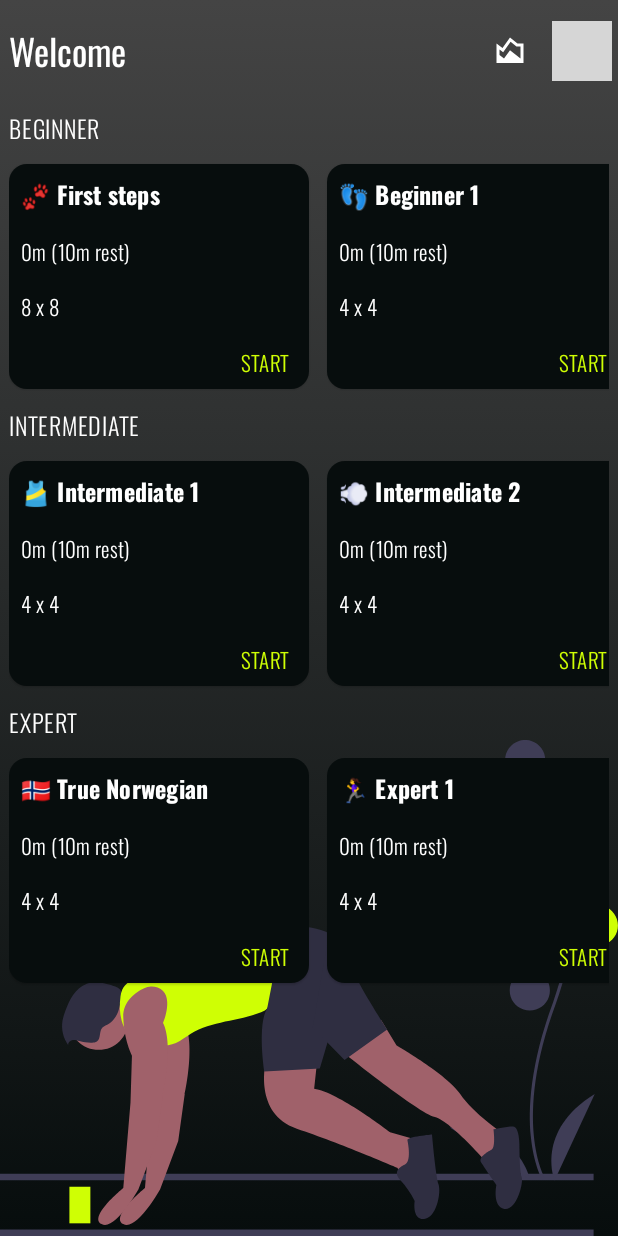
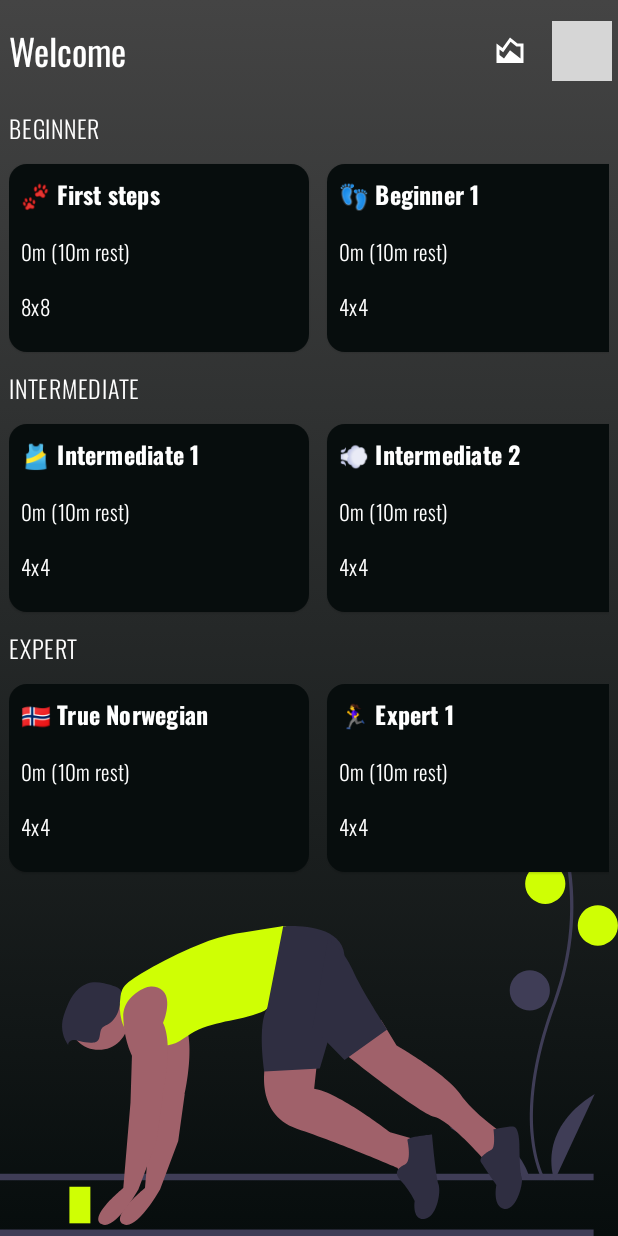
Before and after one commit to jibbo/norwegian-training-android, an Android app built with Jetpack Compose: the HomeActivity screen opened directly, with no data from a screen before it, on a phone screen of 412 x 824 dp. Run offline under Robolectric (Android 15) with nearby library versions, the phone set to English and light mode, and no system bars; our stand-ins replace Dagger/Hilt's generated code, Room's generated code; libraries missing offline, so code that uses them is left out: com.google.android.exoplayer2, com.revenuecat.purchases; 1 statement that could not run was skipped; grey boxes are pictures that could not be loaded.

Commit message:
Refactor: Improve workout card UI and add localization
This commit refactors the `WorkoutCard` composable on the home screen and introduces new localizable strings.

- The `WorkoutCard` is now entirely clickable, triggering the `workoutClicked` event.
- The explicit "START" `TextButton` has been removed from the card.
- The card's height has been reduced from 150.dp to 125.dp.
- New string resources (`workout_time`, `workout_split`) have been added for English and Italian to display workout details, replacing hardcoded text.

```diff
--- a/app/src/main/java/com/github/jibbo/norwegiantraining/home/HomeComposables.kt
+++ b/app/src/main/java/com/github/jibbo/norwegiantraining/home/HomeComposables.kt
@@ -21,7 +21,6 @@ import androidx.compose.material3.Icon
 import androidx.compose.material3.IconButton
 import androidx.compose.material3.Scaffold
 import androidx.compose.material3.Text
-import androidx.compose.material3.TextButton
 import androidx.compose.runtime.Composable
 import androidx.compose.runtime.collectAsState
 import androidx.compose.ui.Alignment
@@ -155,7 +154,10 @@ private fun WorkoutCard(
         ),
         modifier = Modifier
             .width(200.dp)
-            .height(150.dp)
+            .height(125.dp),
+        onClick = {
+            viewModel.workoutClicked(workout.id)
+        }
     ) {
         Text(
             text = workout.name,
@@ -163,22 +165,22 @@ private fun WorkoutCard(
             style = Typography.titleMedium,
         )
         Text(
-            text = "${workout.totalTime}m (${workout.restTime()}m rest)",
+            text = R.string.workout_time.localizable(workout.totalTime, workout.restTime()),
             modifier = Modifier.padding(8.dp),
             style = Typography.bodyMedium,
         )
         Text(
-            text = "$splitSize x $splitSize",
+            text = R.string.workout_split.localizable(splitSize),
             modifier = Modifier.padding(8.dp),
             style = Typography.bodyMedium,
         )
-        TextButton(onClick = {
-            viewModel.workoutClicked(workout.id)
-        }, modifier = Modifier.align(Alignment.End)) {
-            Text(
-                text = R.string.start.localizable().uppercase(),
-            )
-        }
+//        TextButton(onClick = {
+//            viewModel.workoutClicked(workout.id)
+//        }, modifier = Modifier.align(Alignment.End)) {
+//            Text(
+//                text = R.string.start.localizable().uppercase(),
+//            )
+//        }
     }
 }
 
--- a/app/src/main/res/values/strings.xml
+++ b/app/src/main/res/values/strings.xml
@@ -85,5 +85,9 @@
     <string name="onboarding_step_5_description">Under your control anytime</string>
     <string name="onboarding_step_5_body">No more guesswork</string>
 
+    <!-- Home -->
+    <string name="workout_time">%1$sm (%2$sm rest)</string>
+    <string name="workout_split">%1$sx%1$s</string>
+
 
 </resources>
```
Also changed, not shown: 1 other file.
